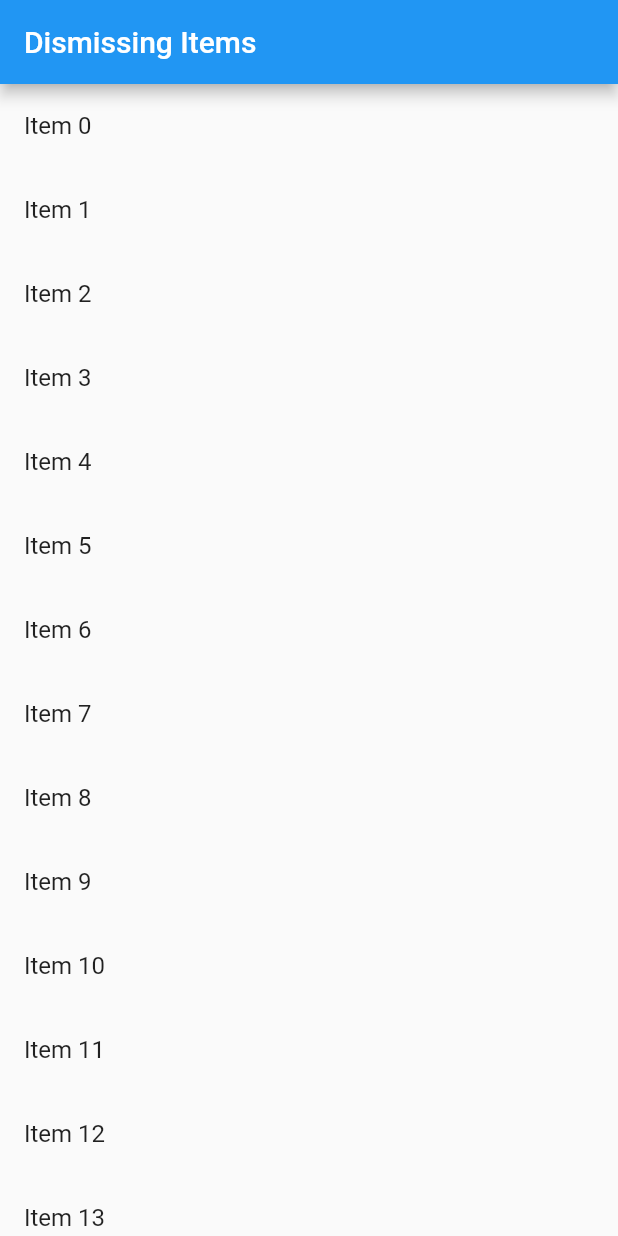
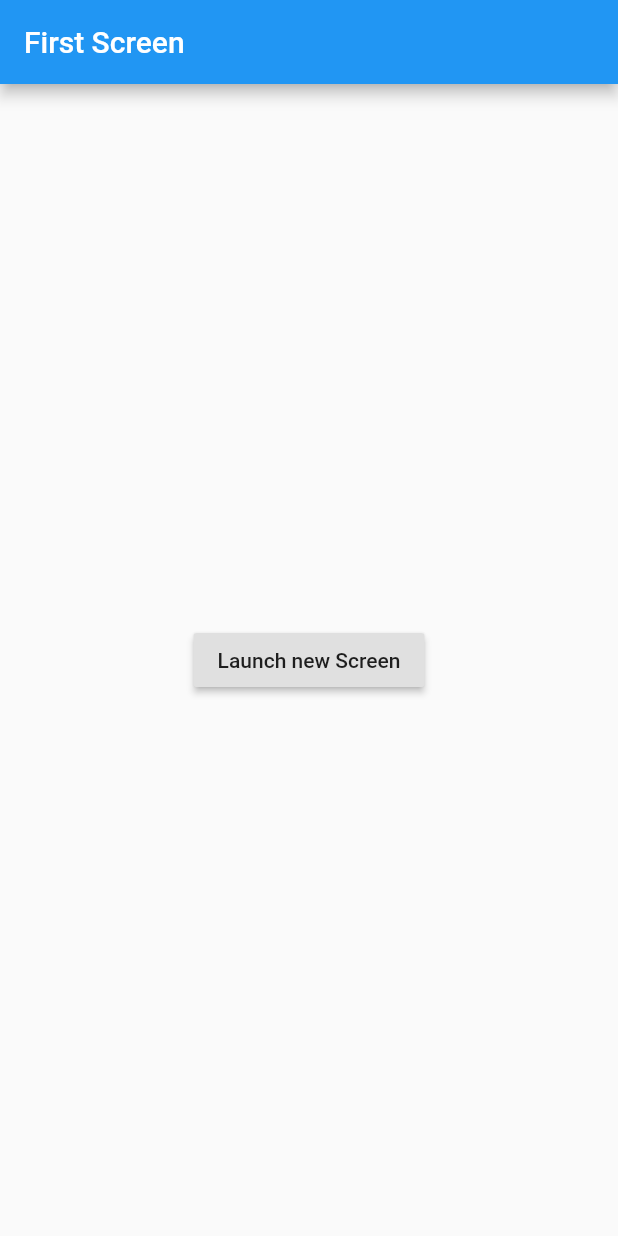
Before and after one commit to ggggxiaolong/flutter_app, a Flutter app: the screen it shows after launch, on a phone screen of 412 x 824 dp. Run offline on Flutter 3.47's test engine with Material 2 defaults, Android fonts, the phone set to English and light mode, and no system bars.

Commit message:
Navigate to new screen and back

```diff
--- a/lib/main.dart
+++ b/lib/main.dart
@@ -1,33 +1,46 @@
 import 'package:flutter/material.dart';
-import 'package:flutter/foundation.dart';
 
 void main() => runApp(new MaterialApp(
     title: "Dismiss Items",
-    home: new Scaffold(
-        appBar: new AppBar(
-          title: new Text("Dismissing Items"),
-        ),
-        body: new DismissApp())));
+    home:  new FirstScreen()));
 
-class DismissApp extends StatelessWidget {
-  final List<String> _items = new List<String>.generate(20,(i) => "Item $i");
+class FirstScreen extends StatelessWidget {
   @override
   Widget build(BuildContext context) {
-    return new ListView.builder(
-      itemCount: _items.length,
-      itemBuilder: (context, index){
-        final item = _items[index];
-        return new Dismissible(
-          key: new Key(item),
-          onDismissed: (direction){
-            _items.removeAt(index);
-            Scaffold.of(context).removeCurrentSnackBar();
-            Scaffold.of(context).showSnackBar(new SnackBar(content: new Text("$item dismissed"),));
-          },
-          background: new Container(color: Colors.red,),
-          child: new ListTile(title: new Text("$item"),),
-        );
-      },
+    return new Scaffold(
+      appBar: new AppBar(
+        title: new Text("First Screen"),
+      ),
+      body: new Center(
+        child: new Center(
+          child: new RaisedButton(
+            child: new Text("Launch new Screen"),
+            onPressed: (){
+              Navigator.push(context,
+              new MaterialPageRoute(builder: (context) => new SecondScreen()));
+            },
+          ),
+        ),
+      ),
     );
   }
 }
+
+class SecondScreen extends StatelessWidget {
+  @override
+    Widget build(BuildContext context) {
+      return new Scaffold(
+        appBar: new AppBar(
+          title: new Text("Second Screen"),
+        ),
+        body: new Center(
+          child: new RaisedButton(
+            onPressed: (){
+              Navigator.pop(context);
+            },
+            child: new Text("Go back!"),
+          ),
+        ),
+      );
+    }
+}
```
